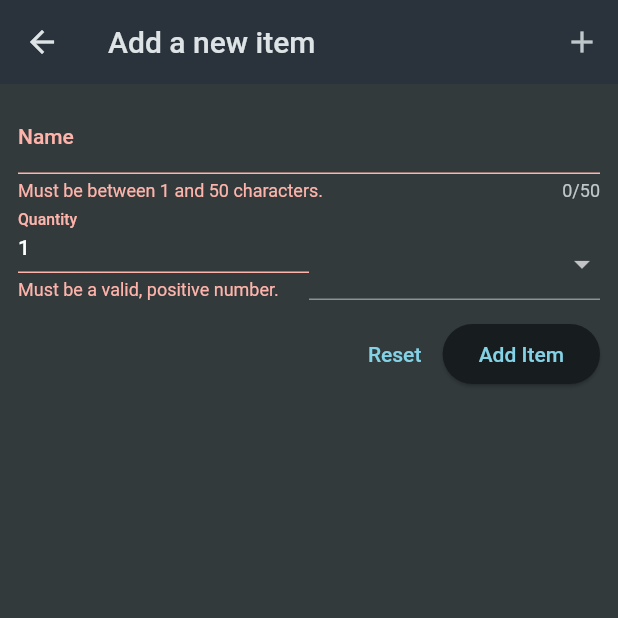
After one commit to KaioPlandel/shopping_list, a Flutter app: the NewItem screen opened directly, after a tap on "Add Item", on a phone screen of 412 x 824 dp, the top half of it. The commit adds this screen. Run offline on Flutter 3.47's test engine with Material 2 defaults, Android fonts, the phone set to English and light mode, and no system bars.

Commit message:
feat: add new_item widget and validate fields with form

```diff
--- a/lib/widgets/grocery_list.dart
+++ b/lib/widgets/grocery_list.dart
@@ -2,14 +2,27 @@ import 'package:flutter/cupertino.dart';
 import 'package:flutter/material.dart';
 import 'package:shopping_list/data/dummy_itens.dart';
 
-class GroceryList extends StatelessWidget {
+import 'new_item.dart';
+
+class GroceryList extends StatefulWidget {
   const GroceryList({super.key});
+
+  @override
+  State<GroceryList> createState() => _GroceryListState();
+}
+
+class _GroceryListState extends State<GroceryList> {
+  void _addItem() {
+    Navigator.of(context).push(MaterialPageRoute(builder: (ctx) => NewItem()));
+  }
 
   @override
   Widget build(BuildContext context) {
     return Scaffold(
       appBar: AppBar(
         title: const Text("Your Groceries"),
+        actions: [IconButton(onPressed: _addItem, icon: const Icon(Icons.add))],
+
       ),
       body: ListView.builder(
         itemCount: groceryItems.length,
--- /dev/null
+++ b/lib/widgets/new_item.dart
@@ -0,0 +1,111 @@
+import 'package:flutter/cupertino.dart';
+import 'package:flutter/material.dart';
+import 'package:shopping_list/data/categories.dart';
+
+class NewItem extends StatefulWidget {
+  const NewItem({super.key});
+
+  @override
+  State<NewItem> createState() => _NewItemState();
+}
+
+class _NewItemState extends State<NewItem> {
+  final _formKey = GlobalKey<FormState>(); //Add global key
+
+  _saveItem() {
+    _formKey.currentState!.validate(); //use to validate form
+  }
+
+  @override
+  Widget build(BuildContext context) {
+    return Scaffold(
+      appBar: AppBar(
+        title: const Text("Add a new item"),
+        actions: [IconButton(onPressed: () {}, icon: const Icon(Icons.add))],
+      ),
+      body: Padding(
+        padding: EdgeInsets.all(12),
+        child: Form(
+          // add all the body of the project in Form widget
+          key: _formKey,
+          child: Column(
+            children: [
+              TextFormField(
+                //Use Forms widgets to validate
+                maxLength: 50,
+                decoration: const InputDecoration(label: Text("Name")),
+                validator: (value) {
+                  // user validator and put the logic between
+                  if (value == null ||
+                      value.isNotEmpty ||
+                      value.trim().length <= 1 ||
+                      value.length > 50) {
+                    return "Must be between 1 and 50 characters.";
+                  }
+                  return null;
+                },
+              ),
+              Row(
+                crossAxisAlignment: CrossAxisAlignment.end,
+                children: [
+                  Expanded(
+                    child: TextFormField(
+                      keyboardType: TextInputType.number,
+                      decoration:
+                          const InputDecoration(label: Text("Quantity")),
+                      initialValue: "1",
+                      validator: (value) {
+                        if (value == null ||
+                            value.isNotEmpty ||
+                            int.tryParse(value) == null ||
+                            int.tryParse(value)! <= 0) {
+                          return "Must be a valid, positive number.";
+                        }
+                        return null;
+                      },
+                    ),
+                  ),
+                  Expanded(
+                    child: DropdownButtonFormField(items: [
+                      // other type of Form widget
+                      for (final category in categories.entries)
+                        DropdownMenuItem(
+                          value: category.value,
+                          child: Row(
+                            children: [
+                              Container(
+                                width: 16,
+                                height: 16,
+                                color: category.value.color,
+                              ),
+                              const SizedBox(width: 6),
+                              Text(category.value.title)
+                            ],
+                          ),
+                        )
+                    ], onChanged: (value) {}),
+                  ),
+                ],
+              ),
+              const SizedBox(height: 12),
+              Row(
+                mainAxisAlignment: MainAxisAlignment.end,
+                children: [
+                  TextButton(
+                      onPressed: () {
+                        _formKey.currentState!.reset(); // limpa os campos
+                      },
+                      child: const Text("Reset")),
+                  ElevatedButton(
+                    onPressed: _saveItem,
+                    child: const Text("Add Item"),
+                  )
+                ],
+              )
+            ],
+          ),
+        ),
+      ),
+    );
+  }
+}
```
